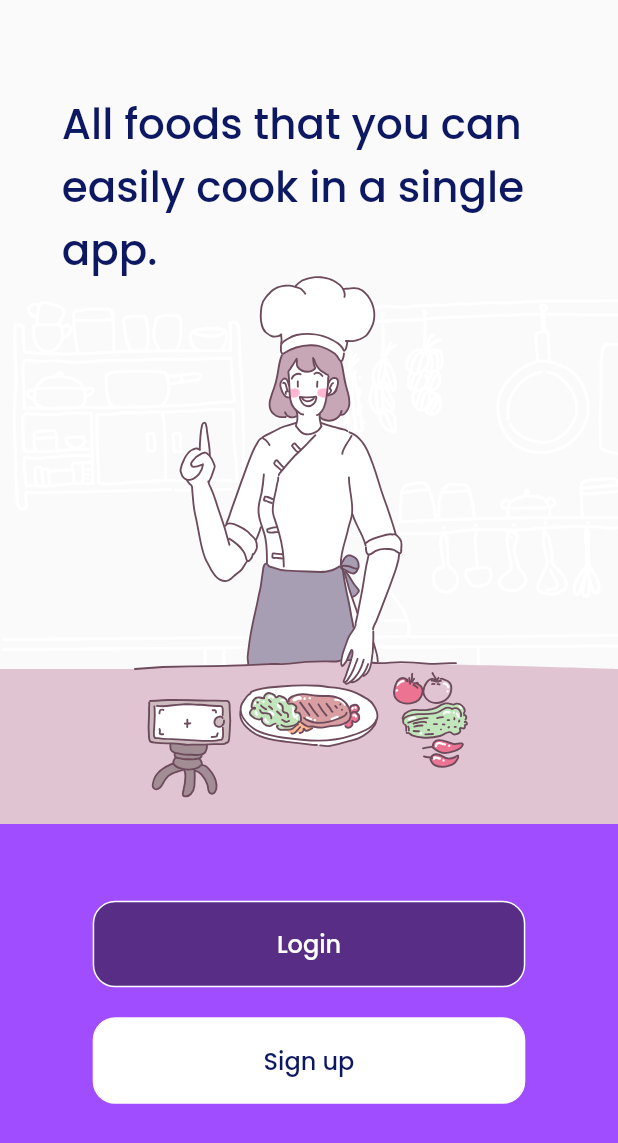
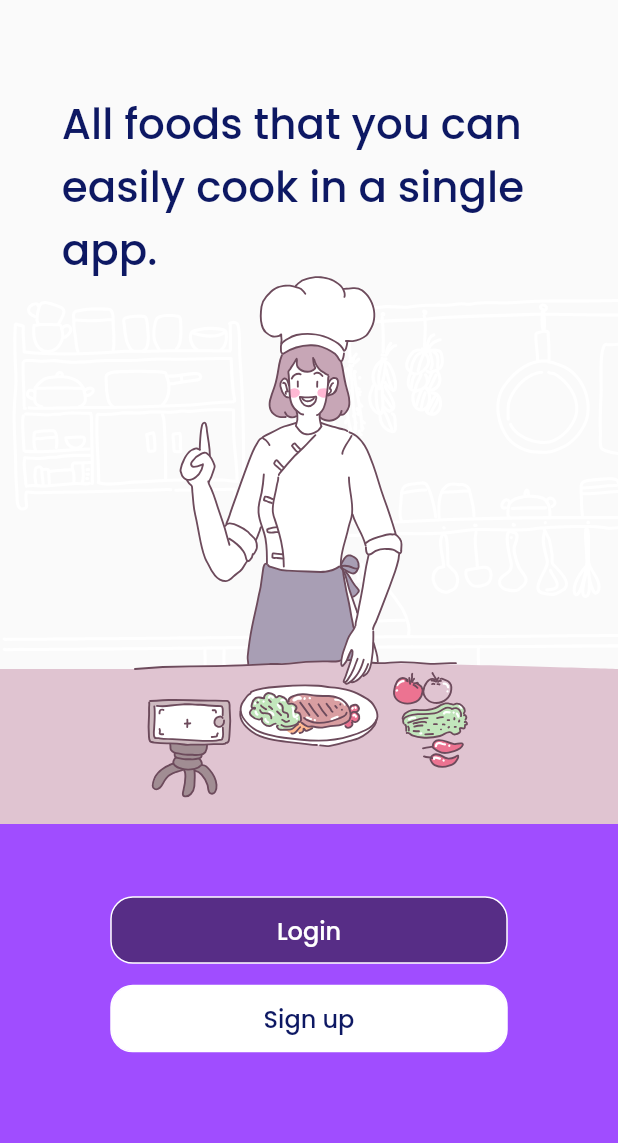
Before and after one commit to LaRoza-dev/Frigo-Frontend, a Flutter app: the screen it shows after launch, on a phone screen of 412 x 824 dp. Shown: the top 1143 px of the screen. Run offline on Flutter 3.47's test engine with Material 2 defaults, Android fonts, the light colour scheme and no system bars; our stand-ins replace flutter_svg.

Commit message:
button component changed from gesturedetector to text button - button height width fixed

```diff
--- a/lib/components/buttons.dart
+++ b/lib/components/buttons.dart
@@ -8,33 +8,35 @@ class MainButton extends StatelessWidget {
       this.color: kButtonColor,
       this.fontColor: Colors.white});
 
-  final Function onTap;
+  final VoidCallback onTap;
   final String buttonTitle;
   final Color color;
   final Color fontColor;
 
   @override
   Widget build(BuildContext context) {
-    double width = MediaQuery.of(context).size.width;
-    double height = MediaQuery.of(context).size.height;
     return GestureDetector(
-      onTap: onTap(),
       child: Container(
         decoration: BoxDecoration(
             color: color,
             borderRadius: BorderRadius.circular(15),
             border: Border.all(color: Colors.white)),
         child: Center(
-          child: Text(
-            buttonTitle,
-            style: kText1(color: fontColor),
-            textAlign: TextAlign.center,
+          child: SizedBox.expand(
+            child: TextButton(
+              onPressed: onTap,
+              child: Text(buttonTitle),
+              style: TextButton.styleFrom(
+                primary: fontColor,
+                textStyle: kText1,
+              ),
+            ),
           ),
         ),
-        margin: EdgeInsets.all(10.0),
-        padding: EdgeInsets.all(10.0),
-        width: width * 0.7,
-        height: height * 0.07,
+        margin: EdgeInsets.all(7.0),
+        padding: EdgeInsets.all(2.0),
+        width: 265,
+        height: 45,
       ),
     );
   }
--- a/lib/constants.dart
+++ b/lib/constants.dart
@@ -27,21 +27,21 @@ const kHeading3 = TextStyle(
     fontWeight: FontWeight.w500,
     fontFamily: 'Poppins');
 
-TextStyle kText1({color}) {
-  return TextStyle(
-    color: color,
-    fontSize: 16.0,
-    fontWeight: FontWeight.w500,
-    fontFamily: 'Poppins',
-  );
-}
+// TextStyle kText1({color: kTextColor1}) {
+//   return TextStyle(
+//     color: color,
+//     fontSize: 16.0,
+//     fontWeight: FontWeight.w500,
+//     fontFamily: 'Poppins',
+//   );
+// }
 
-// const kText1 = TextStyle(
-//   color: kTextColor1,
-//   fontSize: 16.0,
-//   fontWeight: FontWeight.w500,
-//   fontFamily: 'Poppins',
-// );
+const kText1 = TextStyle(
+  color: kTextColor1,
+  fontSize: 16.0,
+  fontWeight: FontWeight.w500,
+  fontFamily: 'Poppins',
+);
 
 // const kText1White = TextStyle(
 //   color: kTextColor2,
@@ -49,7 +49,6 @@ TextStyle kText1({color}) {
 //   fontWeight: FontWeight.w500,
 //   fontFamily: 'Poppins',
 // );
-
 
 const ktext2 = TextStyle(
     color: Color.fromRGBO(53, 76, 123, 1),
--- a/lib/main.dart
+++ b/lib/main.dart
@@ -20,7 +20,10 @@ class Main extends StatelessWidget {
 
   @override
   Widget build(BuildContext context) {
-    return MaterialApp(home: Home());
+    return MaterialApp(
+        home: Scaffold(
+      body: Home(),
+    ));
   }
 }
 
@@ -31,8 +34,7 @@ class Home extends StatelessWidget {
   Widget build(BuildContext context) {
     double height = MediaQuery.of(context).size.height;
     double width = MediaQuery.of(context).size.width;
-    return Scaffold(
-      body: Stack(
+    return Stack(
       children: [
         Column(
           crossAxisAlignment: CrossAxisAlignment.stretch,
@@ -58,6 +60,7 @@ class Home extends StatelessWidget {
                     MainButton(
                       onTap: () {},
                       buttonTitle: 'Login',
+                      fontColor: kTextColor2,
                     ),
                     MainButton(
                       onTap: () {},
@@ -76,13 +79,11 @@ class Home extends StatelessWidget {
           left: width * 0.1,
           right: width * 0.1,
           child: Container(
-              child: Text(
-                  'All foods that you can easily cook in a single app.',
+            child: Text('All foods that you can easily cook in a single app.',
                 style: kHeading1),
           ),
         ),
       ],
-      ),
     );
   }
 }
```
Lines whose indentation alone changed are shown as unchanged.
